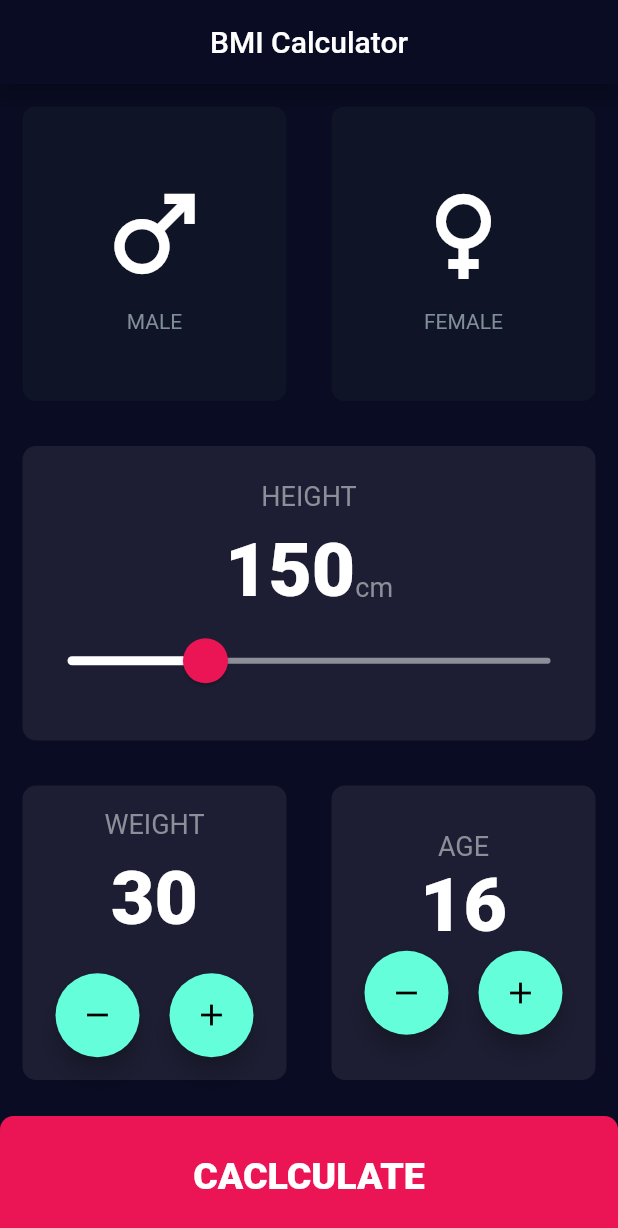
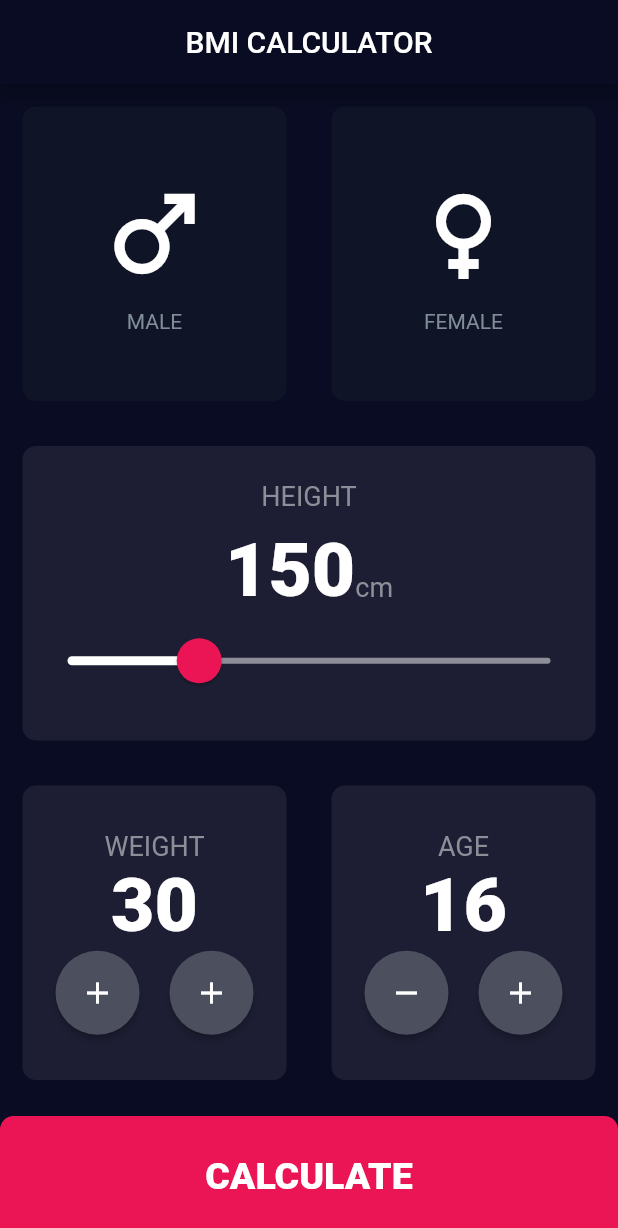
Before and after one commit to ayushh-gautam/bmi_app_, a Flutter app: the screen it shows after launch, on a phone screen of 412 x 824 dp. Shown: the top 1228 px of the screen. Run offline on Flutter 3.47's test engine with Material 2 defaults, Android fonts, the phone set to English and light mode, and no system bars.

Commit message:
added result page

```diff
--- a/lib/bmi.dart
+++ b/lib/bmi.dart
@@ -1,4 +1,5 @@
 // ignore_for_file: prefer_const_constructors, prefer_const_literals_to_create_immutables
+import 'package:bmi_calculator/results.dart';
 import 'package:flutter/material.dart';
 import 'widgets.dart';
 
@@ -34,7 +35,7 @@ class _BmiAppState extends State<BmiApp> {
   Widget build(BuildContext context) {
     return Scaffold(
         appBar: AppBar(
-          title: Center(child: Text('BMI Calculator')),
+          title: Center(child: Text('BMI CALCULATOR')),
         ),
         body: Column(
           crossAxisAlignment: CrossAxisAlignment.stretch,
@@ -118,12 +119,12 @@ class _BmiAppState extends State<BmiApp> {
                             RoundSliderOverlayShape(overlayRadius: 30),
                         overlayColor: Color(0x29EB1555)),
                     child: Slider(
-                      min: 130.0,
-                      max: 200.0,
+                      min: 120.0,
+                      max: 230.0,
                       value: height.toDouble(),
-                      onChanged: (double newValue) {
+                      onChanged: (double myNewValue) {
                         setState(() {
-                          height = newValue.round();
+                          height = myNewValue.round();
                         });
                       },
                     ),
@@ -146,38 +147,34 @@ class _BmiAppState extends State<BmiApp> {
                           'WEIGHT',
                           style: kLabelTextStyle,
                         ),
-                        SizedBox(
-                          height: 10,
-                        ),
+
                         Text(
                           weight.toString(),
                           style: kNumberTextStyle,
                         ),
-                        SizedBox(
-                          height: 20,
-                        ),
+                        // SizedBox(
+                        //   height: 20,
+                        // ),
                         Row(
                           mainAxisAlignment: MainAxisAlignment.center,
                           children: [
-                            FloatingActionButton(
-                              onPressed: () {
+                            RoundIconButton(
+                                icon: Icons.add,
+                                onPressed: (() {
                                   setState(() {
                                     weight--;
                                   });
-                              },
-                              child: Icon(Icons.remove),
-                            ),
+                                })),
                             SizedBox(
                               width: 20,
                             ),
-                            FloatingActionButton(
-                              onPressed: () {
+                            RoundIconButton(
+                                icon: Icons.add,
+                                onPressed: (() {
                                   setState(() {
                                     weight++;
                                   });
-                              },
-                              child: Icon(Icons.add),
-                            ),
+                                }))
                           ],
                         )
                       ],
@@ -201,25 +198,25 @@ class _BmiAppState extends State<BmiApp> {
                         Row(
                           mainAxisAlignment: MainAxisAlignment.center,
                           children: [
-                            FloatingActionButton(
+                            RoundIconButton(
                               onPressed: () {
                                 setState(() {
                                   age--;
                                 });
                               },
-                              child: Icon(Icons.remove),
+                              icon: Icons.remove,
                             ),
                             SizedBox(
                               width: 20,
                             ),
-                            FloatingActionButton(
+                            RoundIconButton(
                               onPressed: () {
                                 setState(() {
                                   age++;
                                 });
                               },
-                              child: Icon(Icons.add),
-                            ),
+                              icon: Icons.add,
+                            )
                           ],
                         )
                       ],
@@ -229,30 +226,15 @@ class _BmiAppState extends State<BmiApp> {
               ),
             ),
 
+            //=======35:44
+
             /*---------CALCULATE BUTTON-------------------*/
-            GestureDetector(
+            BottomCalculateConainer(
+              buttonTiltle: 'CALCULATE',
               onTap: (() {
-                reset();
+                Navigator.push(context,
+                    MaterialPageRoute(builder: (context) => ResultPage()));
               }),
-              child: Container(
-                margin: EdgeInsets.only(top: 9.0),
-                decoration: BoxDecoration(
-                    color: kContainerColor,
-                    borderRadius: BorderRadius.only(
-                        topLeft: Radius.circular(9),
-                        topRight: Radius.circular(9))),
-                height: kContainerHeight,
-                width: double.infinity,
-                child: Center(
-                  child: Text(
-                    'CACLCULATE',
-                    style: TextStyle(
-                        color: Colors.white,
-                        fontSize: 25,
-                        fontWeight: FontWeight.w800),
-                  ),
-                ),
-              ),
             )
           ],
         ));
--- a/lib/constants.dart
+++ b/lib/constants.dart
@@ -7,5 +7,15 @@ const kContainerColor = Color(0xFFEB1555);
 
 const kLabelTextStyle = TextStyle(fontSize: 18.0, color: Color(0xFF8D8E98));
 
-const kNumberTextStyle = TextStyle(fontSize: 50.0,
-fontWeight: FontWeight.w900);
+const kNumberTextStyle = TextStyle(fontSize: 50.0, fontWeight: FontWeight.w900);
+
+const kCalculateButtonStyle =
+    TextStyle(color: Colors.white, fontSize: 25, fontWeight: FontWeight.w800);
+const kTitleStyle =
+    TextStyle(color: Colors.white, fontSize: 50, fontWeight: FontWeight.w900);
+
+const kResultTextStyle = TextStyle(
+    fontSize: 22.0, fontWeight: FontWeight.bold, color: Color(0xFF3FD48A));
+
+const kBmiResultStyle = TextStyle(fontSize: 100, fontWeight: FontWeight.bold);
+const kNotationStyle = TextStyle(fontSize: 22.0, fontWeight: FontWeight.bold);
--- a/lib/widgets.dart
+++ b/lib/widgets.dart
@@ -1,8 +1,13 @@
+// ignore_for_file: prefer_const_constructors, use_key_in_widget_constructors, sort_child_properties_last
+
 import 'package:flutter/material.dart';
+import 'constants.dart';
+import 'results.dart';
 
 // ignore: must_be_immutable
 class CustomCard extends StatelessWidget {
-  CustomCard({super.key, @required this.colour, this.cardChild, this.onPressed});
+  CustomCard(
+      {super.key, @required this.colour, this.cardChild, this.onPressed});
   final Widget? cardChild;
   Color? colour;
   final Function()? onPressed;
@@ -26,7 +31,7 @@ class CustomCard extends StatelessWidget {
 class IconWidget extends StatelessWidget {
   final IconData? icon;
   final String? label;
-  IconWidget({this.icon, this.label});
+  const IconWidget({this.icon, this.label});
 
   @override
   Widget build(BuildContext context) {
@@ -48,3 +53,50 @@ class IconWidget extends StatelessWidget {
     );
   }
 }
+
+/*--------------------- HEIGHT WEIGHT AGE CUSTOM BUTTON ---------------------*/
+class RoundIconButton extends StatelessWidget {
+  const RoundIconButton({@required this.icon, @required this.onPressed});
+  final IconData? icon;
+  final Function()? onPressed;
+
+  @override
+  Widget build(BuildContext context) {
+    return RawMaterialButton(
+      onPressed: onPressed,
+      child: Icon(icon),
+      constraints: BoxConstraints.tightFor(height: 56.0, width: 56.0),
+      fillColor: Color(0XFF4C4F5E),
+      shape: CircleBorder(),
+    );
+  }
+}
+
+/*-------------------- BUTTOM BUTTON -------------------------------*/
+class BottomCalculateConainer extends StatelessWidget {
+  BottomCalculateConainer({@required this.onTap, @required this.buttonTiltle});
+  final Function()? onTap;
+  final String? buttonTiltle;
+
+  @override
+  Widget build(BuildContext context) {
+    return GestureDetector(
+      onTap: onTap,
+      child: Container(
+        margin: EdgeInsets.only(top: 9.0),
+        decoration: BoxDecoration(
+            color: kContainerColor,
+            borderRadius: BorderRadius.only(
+                topLeft: Radius.circular(9), topRight: Radius.circular(9))),
+        height: kContainerHeight,
+        width: double.infinity,
+        child: Center(
+          child: Text(
+            buttonTiltle!,
+            style: kCalculateButtonStyle,
+          ),
+        ),
+      ),
+    );
+  }
+}
```
Also changed, not shown: lib/main.dart (+6 -1 lines), lib/results.dart (added, +59 -0 lines). Lines whose indentation alone changed are shown as unchanged.
